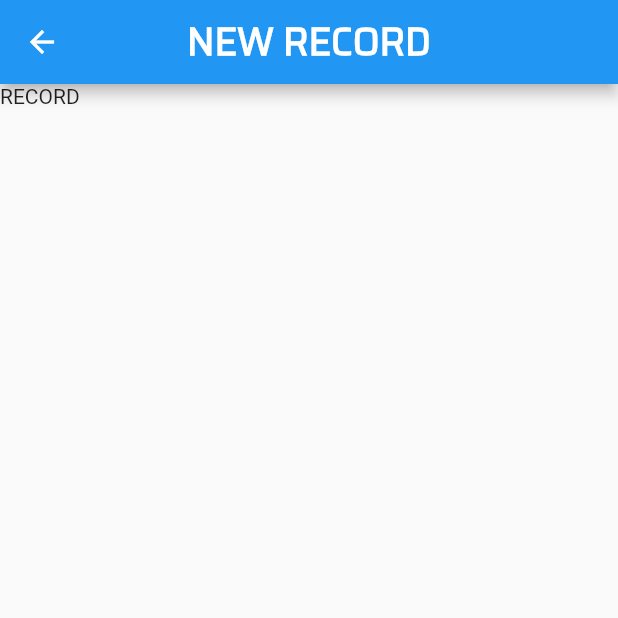
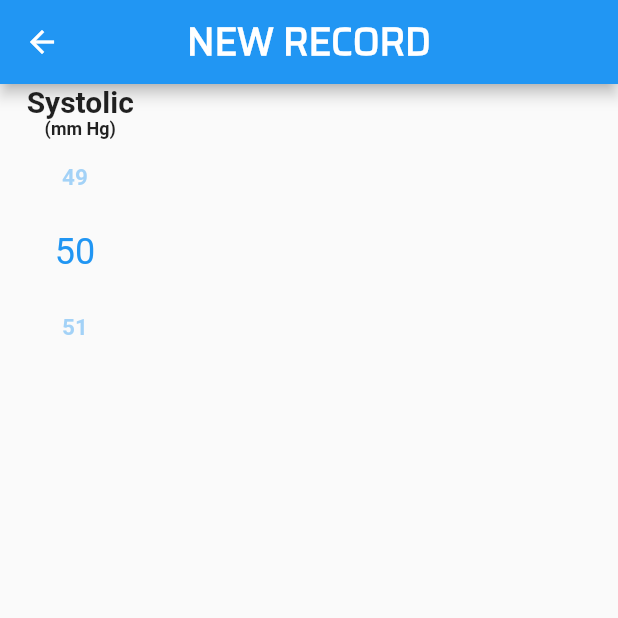
Before and after one commit to farhanyousaf786/blood-pressure-tracker, a Flutter app: the screen it shows after launch, after a tap on the "add" icon, on a phone screen of 412 x 824 dp, the top half of it. Run offline on Flutter 3.47's test engine with Material 2 defaults, Android fonts, the phone set to English and light mode, and no system bars; drawn by our look-alikes of numberpicker.

Commit message:
added systolic widget

```diff
--- a/lib/Components/SystolicNum.dart
+++ b/lib/Components/SystolicNum.dart
@@ -1,5 +1,3 @@
-
-
 import 'package:flutter/material.dart';
 import 'package:numberpicker/numberpicker.dart';
 
--- a/lib/Pages/CheckerPage.dart
+++ b/lib/Pages/CheckerPage.dart
@@ -1,3 +1,4 @@
+import 'package:bloodpressure/Components/SystolicNum.dart';
 import 'package:flutter/material.dart';
 
 class CheckerPage extends StatefulWidget {
@@ -19,7 +20,11 @@ class _CheckerPageState extends State<CheckerPage> {
               fontSize: 25, fontWeight: FontWeight.bold, fontFamily: 'saira'),
         ),
       ),
-      body: Text("RECORD"),
+      body: Container(child: Row(
+        children: [
+          SystolicNum(),
+        ],
+      )),
     );
   }
 }
--- a/lib/Pages/LandingPage.dart
+++ b/lib/Pages/LandingPage.dart
@@ -36,7 +36,7 @@ class _LandingPageState extends State<LandingPage> {
           backgroundColor: Colors.blue,
           onPressed: () {
             Navigator.push(context,
-                MaterialPageRoute(builder: (context) => const CheckerPage()));
+                MaterialPageRoute(builder: (context) =>  CheckerPage()));
           },
         ),
       ),
```
